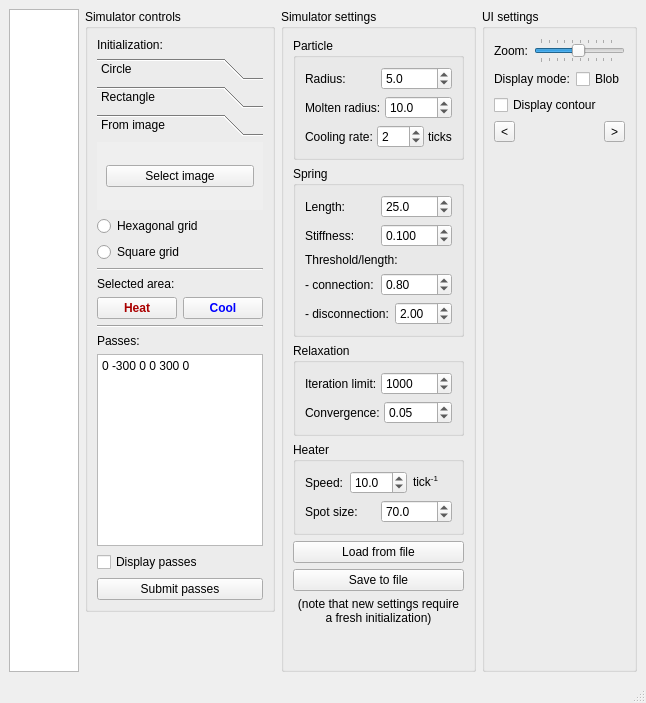
First picture: the form in simulator/ui/mainwindow.ui, repository dantrag/spring_simulator, before the edit.
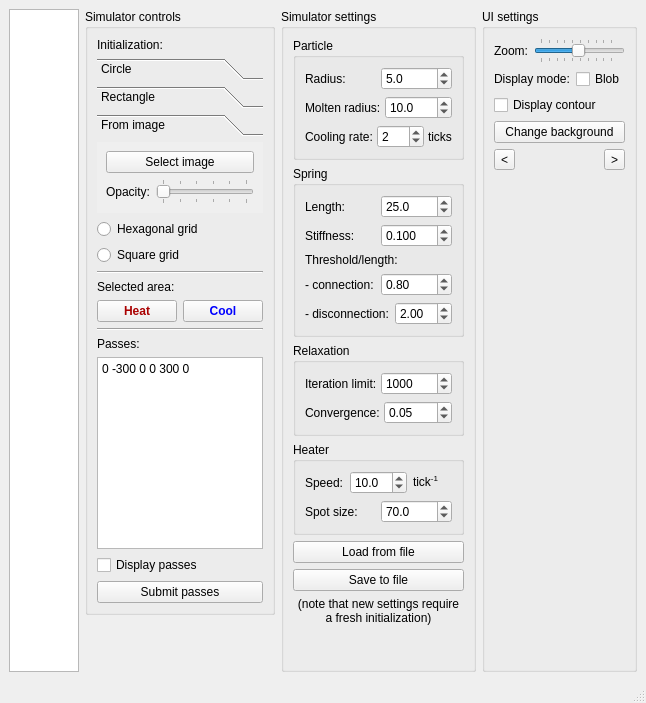
Second picture: the form after the edit.

Commit message: Added background image controls

The edit to the form file:
```diff
--- a/simulator/ui/mainwindow.ui
+++ b/simulator/ui/mainwindow.ui
@@ -14,7 +14,7 @@
    <string>Spring Simulator</string>
   </property>
   <widget class="QWidget" name="centralwidget">
-   <layout class="QHBoxLayout" name="layout7" stretch="3,1,1,0">
+   <layout class="QHBoxLayout" name="layout7" stretch="4,1,1,1">
     <item>
      <widget class="QGraphicsView" name="graphicsView"/>
     </item>
@@ -249,8 +249,8 @@
              <rect>
               <x>0</x>
               <y>0</y>
-              <width>168</width>
-              <height>68</height>
+              <width>154</width>
+              <height>73</height>
              </rect>
             </property>
             <attribute name="label">
@@ -264,6 +264,42 @@
                </property>
               </widget>
              </item>
+             <item>
+              <layout class="QHBoxLayout" name="layout35">
+               <item>
+                <widget class="QLabel" name="label">
+                 <property name="text">
+                  <string>Opacity:</string>
+                 </property>
+                </widget>
+               </item>
+               <item>
+                <widget class="QSlider" name="bkg_opacity_slider">
+                 <property name="minimum">
+                  <number>0</number>
+                 </property>
+                 <property name="maximum">
+                  <number>100</number>
+                 </property>
+                 <property name="value">
+                  <number>0</number>
+                 </property>
+                 <property name="sliderPosition">
+                  <number>0</number>
+                 </property>
+                 <property name="orientation">
+                  <enum>Qt::Horizontal</enum>
+                 </property>
+                 <property name="tickPosition">
+                  <enum>QSlider::TicksBothSides</enum>
+                 </property>
+                 <property name="tickInterval">
+                  <number>20</number>
+                 </property>
+                </widget>
+               </item>
+              </layout>
+             </item>
             </layout>
            </widget>
           </widget>
@@ -962,6 +998,13 @@
          </property>
         </widget>
        </item>
+       <item>
+        <widget class="QPushButton" name="change_bkg_button">
+         <property name="text">
+          <string>Change background</string>
+         </property>
+        </widget>
+       </item>
        <item>
         <layout class="QHBoxLayout" name="layout34" stretch="0,1,0">
          <item>
```
The commit also changes 3 other files.
